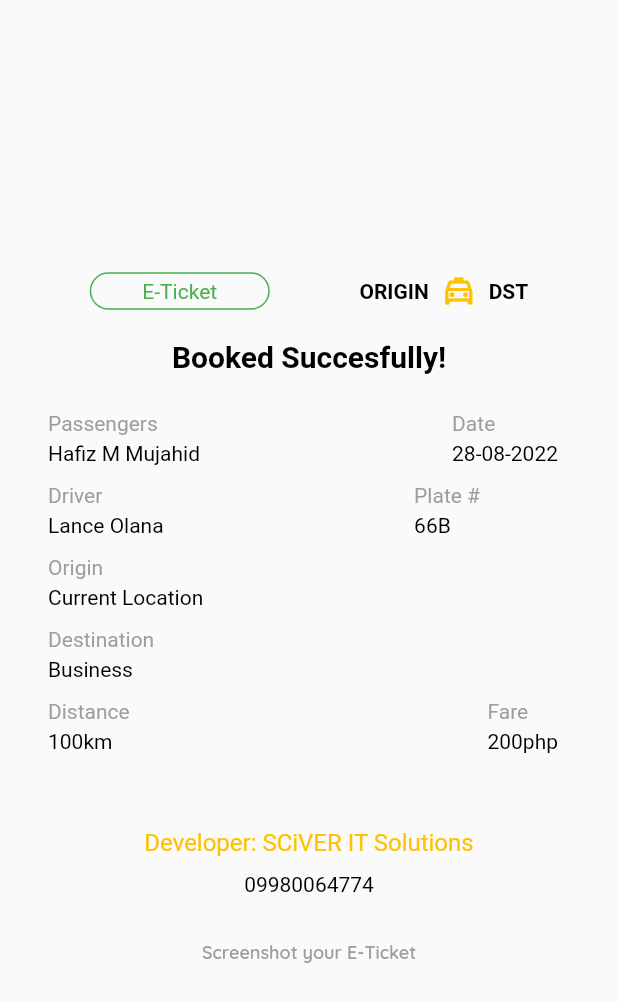
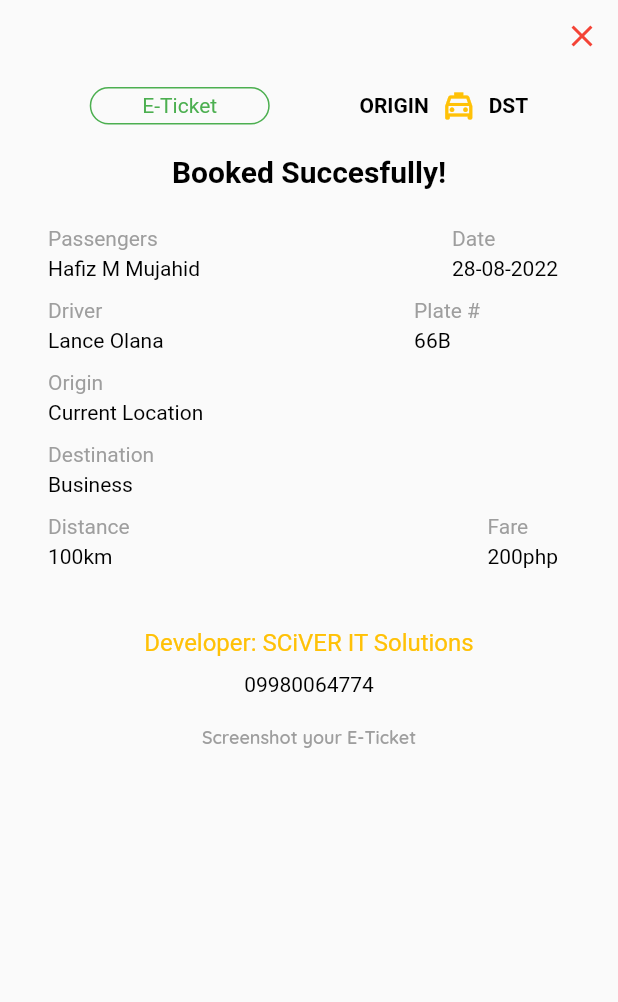
Before and after one commit to CarLKnight6/Metro_User, a Flutter app: the TicketData widget shown alone on an empty page, opened directly, on a phone screen of 412 x 824 dp. Shown: the top 1002 px of the screen. Run offline on Flutter 3.47's test engine with Material 2 defaults, Android fonts, the light colour scheme and no system bars; our stand-ins replace cloud_firestore, date_time_picker, firebase_auth, firebase_core, firebase_storage, flutter_rating_bar and 11 more; missing offline and left inert: flutter_onboard, ticket_widget; accounts and stored records are empty.

Commit message:
added ticket widget

```diff
--- a/lib/widgets/ticket_widget.dart
+++ b/lib/widgets/ticket_widget.dart
@@ -10,8 +10,20 @@ class TicketData extends StatelessWidget {
   Widget build(BuildContext context) {
     return Column(
       crossAxisAlignment: CrossAxisAlignment.center,
-      mainAxisAlignment: MainAxisAlignment.center,
+      mainAxisAlignment: MainAxisAlignment.start,
       children: [
+        Align(
+          alignment: Alignment.topRight,
+          child: IconButton(
+            onPressed: () {
+              // Navigator.of(context).pop();
+            },
+            icon: const Icon(Icons.close, color: Colors.red),
+          ),
+        ),
+        const SizedBox(
+          height: 10,
+        ),
         Row(
           mainAxisAlignment: MainAxisAlignment.spaceEvenly,
           children: [
@@ -96,7 +108,7 @@ class TicketData extends StatelessWidget {
         ),
         const Center(
             child: Padding(
-                padding: EdgeInsets.only(top: 50.0, left: 30.0, right: 30.0),
+                padding: EdgeInsets.only(top: 40.0, left: 30.0, right: 30.0),
                 child: Center(
                     child: Text(
                   'Developer: SCiVER IT Solutions',
@@ -113,7 +125,7 @@ class TicketData extends StatelessWidget {
             ),
           ),
         ),
-        const SizedBox(height: 30),
+        const SizedBox(height: 20),
         TextBold(
             text: 'Screenshot your E-Ticket', fontSize: 12, color: Colors.grey),
       ],
```
